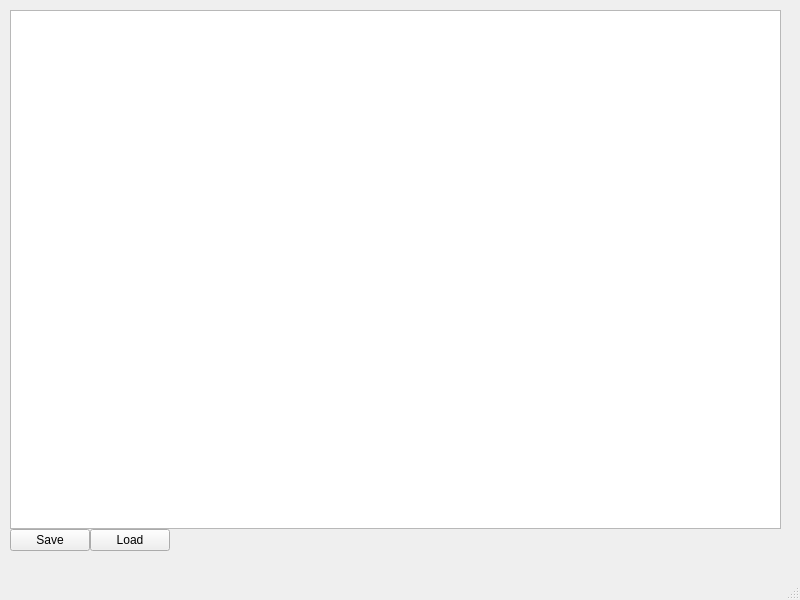
Old version of the form RedHeadband/mainwindow.ui in the repository another-available-username/ThatAppIWantedToMake.
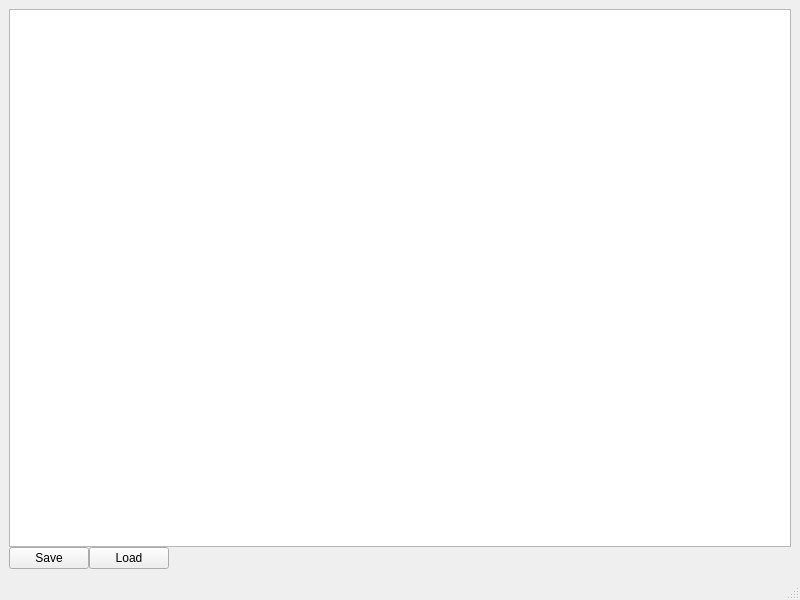
New version of the form.

Commit message: Now the contents resize along with the window.

The edit to the form file:
```diff
--- a/RedHeadband/mainwindow.ui
+++ b/RedHeadband/mainwindow.ui
@@ -14,15 +14,8 @@
    <string>MainWindow</string>
   </property>
   <widget class="QWidget" name="centralwidget">
-   <widget class="QWidget" name="verticalLayoutWidget">
-    <property name="geometry">
-     <rect>
-      <x>10</x>
-      <y>10</y>
-      <width>771</width>
-      <height>541</height>
-     </rect>
-    </property>
+   <layout class="QGridLayout" name="gridLayout">
+    <item row="0" column="0">
     <layout class="QVBoxLayout" name="verticalLayout" stretch="0,0">
      <property name="spacing">
       <number>0</number>
@@ -62,7 +55,8 @@
       </layout>
      </item>
     </layout>
-   </widget>
+    </item>
+   </layout>
   </widget>
   <widget class="QStatusBar" name="statusbar"/>
  </widget>
```
Lines whose indentation alone changed are shown as unchanged. The commit also changes 3 other files.
